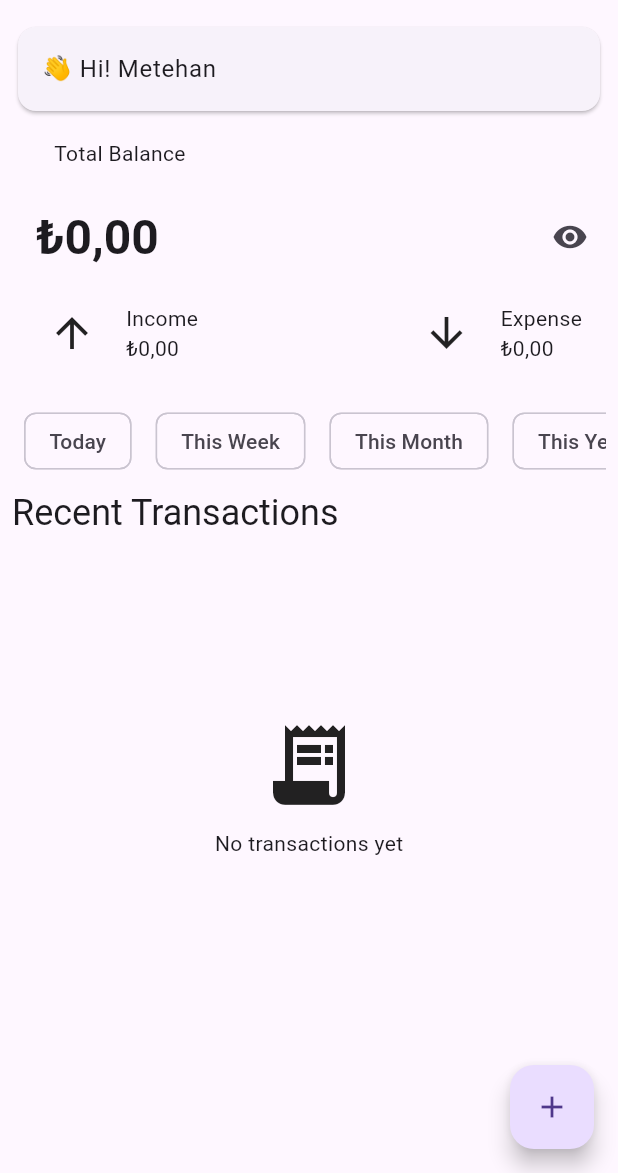
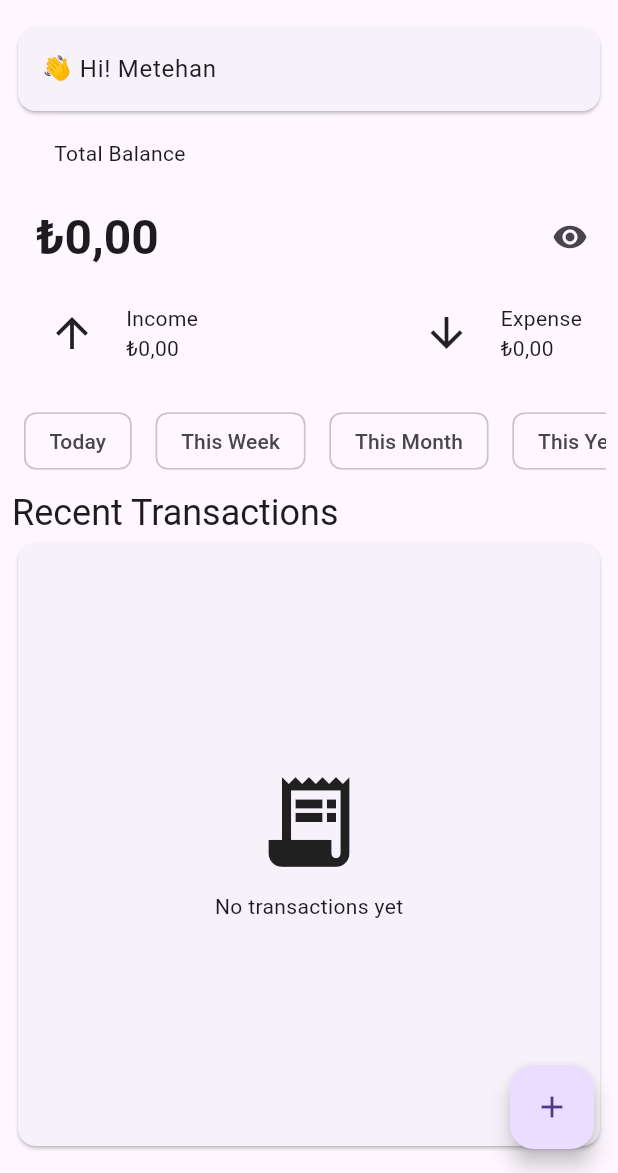
Before and after one commit to metehankarakaya/pocketwise, a Flutter app: the screen it shows after launch, on a phone screen of 412 x 824 dp, the part 63-1236 px from its top. Run offline on Flutter 3.47's test engine with Material 3 defaults, Android fonts, the phone set to English and light mode, and no system bars; our stand-ins replace easy_localization, flutter_riverpod, shared_preferences.

Commit message:
feat: add empty state holders for transaction list

```diff
--- a/lib/core/widgets/empty_holder.dart
+++ b/lib/core/widgets/empty_holder.dart
@@ -8,12 +8,13 @@ class EmptyHolder extends StatelessWidget {
   @override
   Widget build(BuildContext context) {
     return Padding(
-      padding: EdgeInsets.symmetric(vertical: 120),
+      padding: EdgeInsets.symmetric(vertical: 150),
       child: Center(
         child: Column(
           mainAxisAlignment: .center,
+          mainAxisSize: .max,
           children: [
-            Icon(iconData, size: 64,),
+            Icon(iconData, size: 72,),
             SizedBox(height: 10,),
             Text(title),
           ],
--- a/lib/features/dashboard/screens/dashboard_screen.dart
+++ b/lib/features/dashboard/screens/dashboard_screen.dart
@@ -132,13 +132,15 @@ class DashboardScreen extends ConsumerWidget {
                   return Dismissible(
                     key: Key(transaction.id),
                     onDismissed: (_) => ref.read(transactionProvider.notifier).removeTransaction(transaction.id),
-                    child: TransactionListItem(transactionModel: transaction)
+                    child: Card(child: TransactionListItem(transactionModel: transaction))
                   );
                 }).toList(),
               )
-              : EmptyHolder(
-                iconData: activeFilter != null ? Icons.search_off : Icons.receipt_long,
-                title: activeFilter != null ? AppStrings.noTransactionsInPeriod.tr() : AppStrings.noTransactionsYet.tr(),
+              : Card(
+                child: EmptyHolder(
+                  iconData: activeFilter != null ? Icons.search_off : Icons.receipt_long,
+                  title: activeFilter != null ? AppStrings.noTransactionsInPeriod.tr() : AppStrings.noTransactionsYet.tr(),
+                ),
               ),
             ],
           ),
```
